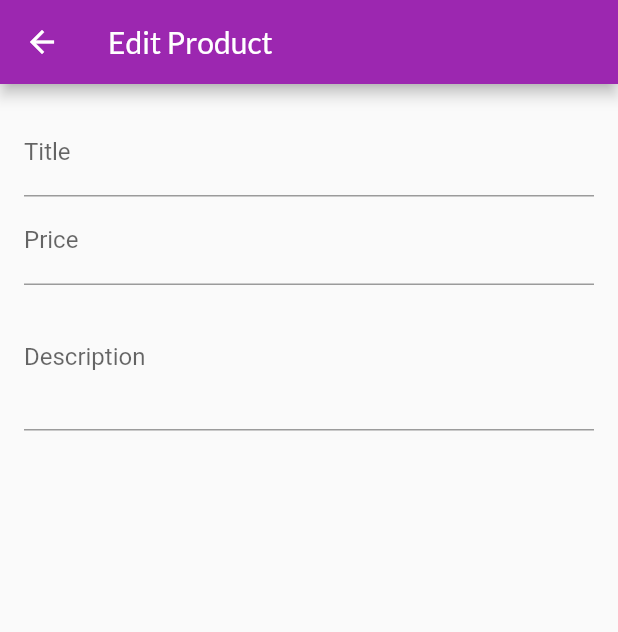
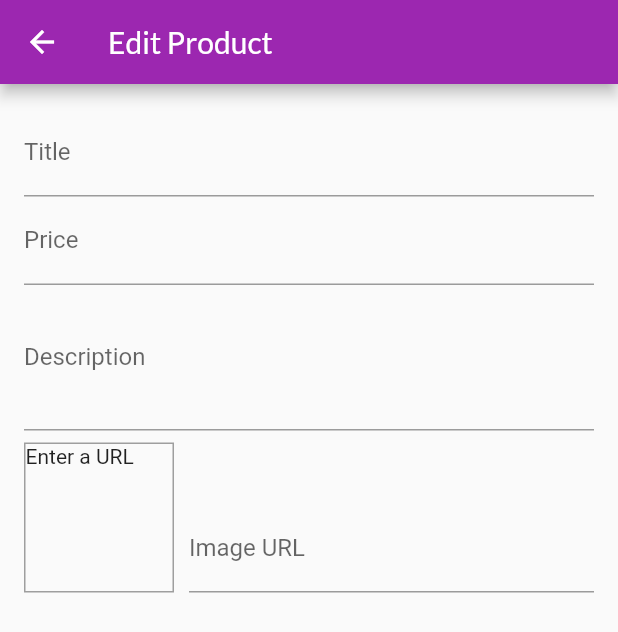
Before and after one commit to kittichanr/flutter_shop_app, a Flutter app: the EditProductScreen screen opened by its route, on a phone screen of 412 x 824 dp. Shown: the top 632 px of the screen. Run offline on Flutter 3.47's test engine with Material 2 defaults, Android fonts, the phone set to English and light mode, and no system bars; network calls fail.

Commit message:
add image url text field form

```diff
--- a/lib/screens/edit_product_screen.dart
+++ b/lib/screens/edit_product_screen.dart
@@ -8,13 +8,30 @@ class EditProductScreen extends StatefulWidget {
 
 class _EditProductScreenState extends State<EditProductScreen> {
   final _priceFocusNode = FocusNode();
-  final _descriptionNode = FocusNode();
+  final _descriptionFocusNode = FocusNode();
+  final _imageUrlFocusNode = FocusNode();
+  final _imageUrlController = TextEditingController();
+
+  @override
+  void initState() {
+    _imageUrlFocusNode.addListener(_updateImageUrl);
+    super.initState();
+  }
 
   @override
   void dispose() {
     _priceFocusNode.dispose();
-    _descriptionNode.dispose();
+    _descriptionFocusNode.dispose();
+    _imageUrlController.dispose();
+    _imageUrlFocusNode.dispose();
+    _imageUrlFocusNode.removeListener(_updateImageUrl);
     super.dispose();
+  }
+
+  void _updateImageUrl() {
+    if (!_imageUrlFocusNode.hasFocus) {
+      setState(() {});
+    }
   }
 
   @override
@@ -41,17 +58,41 @@ class _EditProductScreenState extends State<EditProductScreen> {
                 keyboardType: TextInputType.number,
                 focusNode: _priceFocusNode,
                 onFieldSubmitted: (_) {
-                  FocusScope.of(context).requestFocus(_descriptionNode);
+                  FocusScope.of(context).requestFocus(_descriptionFocusNode);
                 }),
             TextFormField(
               decoration: InputDecoration(labelText: 'Description'),
               maxLines: 3,
               keyboardType: TextInputType.multiline,
               textInputAction: TextInputAction.next,
-              focusNode: _descriptionNode,
+              focusNode: _descriptionFocusNode,
             ),
             Row(
-              children: [],
+              crossAxisAlignment: CrossAxisAlignment.end,
+              children: [
+                Container(
+                  width: 100,
+                  height: 100,
+                  margin: EdgeInsets.only(top: 8, right: 10),
+                  decoration: BoxDecoration(
+                      border: Border.all(width: 1, color: Colors.grey)),
+                  child: _imageUrlController.text.isEmpty
+                      ? Text('Enter a URL')
+                      : FittedBox(
+                          child: Image.network(_imageUrlController.text),
+                          fit: BoxFit.cover,
+                        ),
+                ),
+                Expanded(
+                  child: TextFormField(
+                    decoration: InputDecoration(labelText: 'Image URL'),
+                    keyboardType: TextInputType.url,
+                    textInputAction: TextInputAction.done,
+                    controller: _imageUrlController,
+                    focusNode: _imageUrlFocusNode,
+                  ),
+                )
+              ],
             )
           ],
         )),
```
